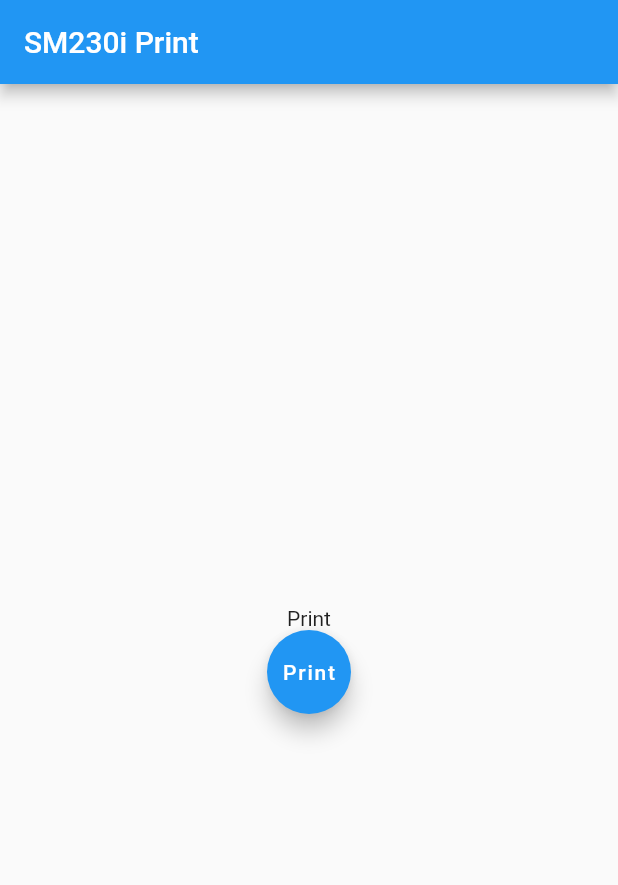
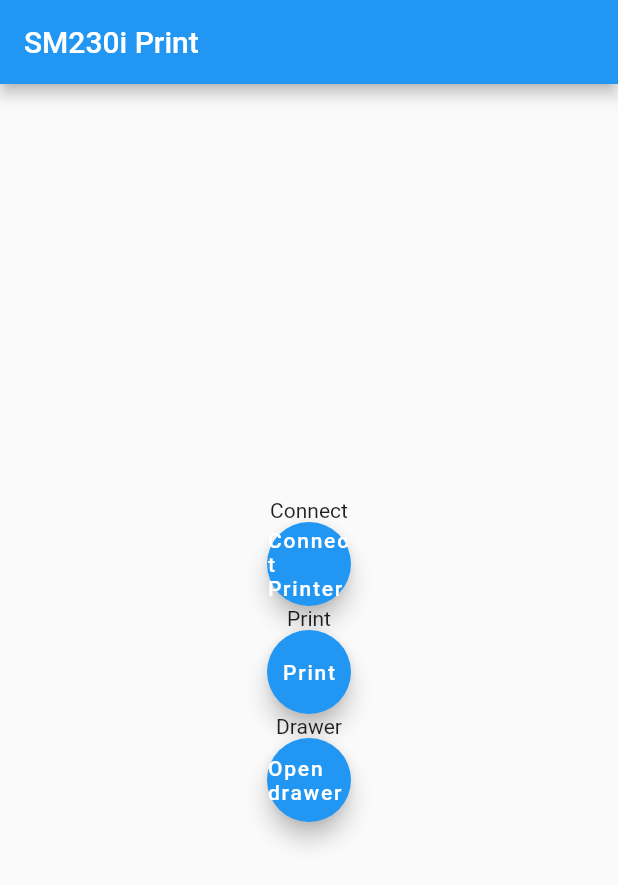
Before and after one commit to dratten/StarPrintSDK_Flutter_iOS, a Flutter app: the screen it shows after launch, on a phone screen of 412 x 824 dp. Shown: the top 885 px of the screen. Run offline on Flutter 3.47's test engine with Material 2 defaults, Android fonts, the light colour scheme and no system bars.

Commit message:
Extra buttons

```diff
--- a/lib/main.dart
+++ b/lib/main.dart
@@ -53,6 +53,8 @@ class _MyHomePageState extends State<MyHomePage> {
   static const platform = MethodChannel('krossroads.flutter.dev/print');
 
   String _printStatus = 'Print';
+  String _connectStatus = 'Connect';
+  String _drawerStatus = 'Drawer';
 
   Future<void> _printSample() async {
     String printStatus;
@@ -68,6 +70,34 @@ class _MyHomePageState extends State<MyHomePage> {
     });
   }
 
+  Future<void> _connectSample() async {
+    String printStatus;
+    try {
+      final String result = await platform.invokeMethod('connectSample');
+      printStatus = 'Printer connected successfully';
+    } on PlatformException catch (e) {
+      printStatus = "Failed to print: '${e.message}'.";
+    }
+
+    setState(() {
+      _connectStatus = printStatus;
+    });
+  }
+
+  Future<void> _drawerSample() async {
+    String printStatus;
+    try {
+      final String result = await platform.invokeMethod('drawerSample');
+      printStatus = 'Drawer successfully';
+    } on PlatformException catch (e) {
+      printStatus = "Failed to open drawer: '${e.message}'.";
+    }
+
+    setState(() {
+      _drawerStatus = printStatus;
+    });
+  }
+
   @override
   Widget build(BuildContext context) {
     return Scaffold(
@@ -79,12 +109,28 @@ class _MyHomePageState extends State<MyHomePage> {
           mainAxisAlignment: MainAxisAlignment.center,
           children: <Widget>[
             Text(
+              _connectStatus,
+            ),
+            FloatingActionButton(
+              onPressed: _connectSample,
+              tooltip: 'Connect Printer',
+              child: const Text('Connect Printer'),
+            ),
+            Text(
               _printStatus,
             ),
             FloatingActionButton(
               onPressed: _printSample,
               tooltip: 'Print',
               child: const Text('Print'),
+            ),
+            Text(
+              _drawerStatus,
+            ),
+            FloatingActionButton(
+              onPressed: _drawerSample,
+              tooltip: 'Open drawer',
+              child: const Text('Open drawer'),
             )
           ],
         ),
```
